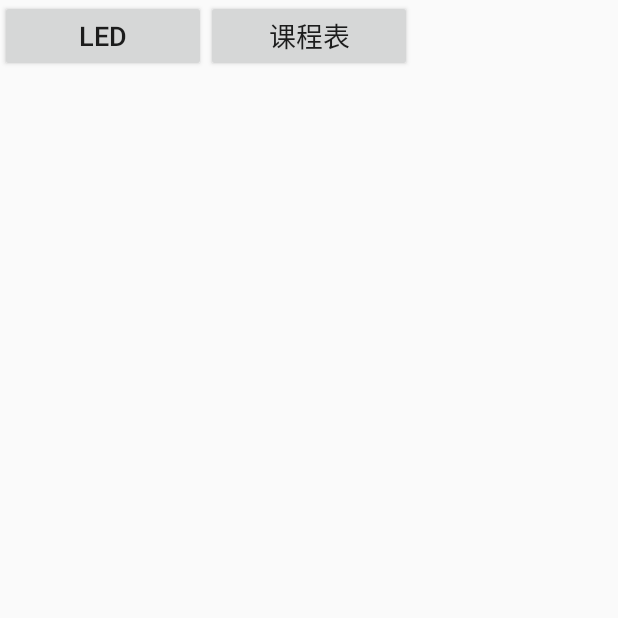
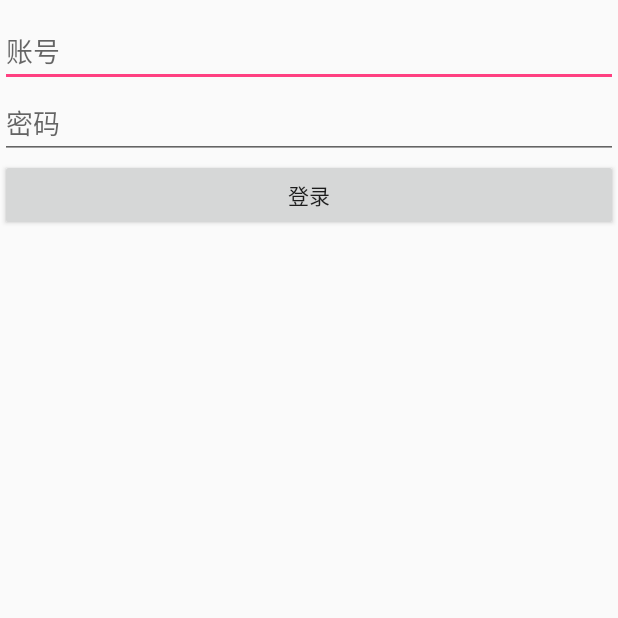
Before and after one commit to Omooo/Tools, an Android app: the ToolsCollectionButton screen opened directly, with no data from a screen before it, after a tap on "课程表", on a phone screen of 412 x 824 dp, the top half of it. Run offline under Robolectric (Android 15) with nearby library versions, the phone set to English and light mode, and no system bars.

Commit message:
新增 生辰 小工具

```diff
--- a/app/build.gradle
+++ b/app/build.gradle
@@ -2,7 +2,7 @@ apply plugin: 'com.android.application'
 
 android {
     compileSdkVersion 26
-    buildToolsVersion "26.0.0"
+    buildToolsVersion '26.0.2'
     defaultConfig {
         applicationId "com.example.ssc.tools"
         minSdkVersion 21
--- a/app/src/main/java/com/example/ssc/tools/MainActivity.java
+++ b/app/src/main/java/com/example/ssc/tools/MainActivity.java
@@ -13,6 +13,8 @@ import android.support.v7.app.AppCompatActivity;
 import android.support.v7.widget.Toolbar;
 import android.view.Menu;
 import android.view.MenuItem;
+
+import com.example.ssc.tools.ToolsActivitys.ToolsCollectionButton;
 
 public class MainActivity extends AppCompatActivity
         implements NavigationView.OnNavigationItemSelectedListener {
--- /dev/null
+++ b/app/src/main/java/com/example/ssc/tools/ToolsActivitys/ToolsClassTables.java
@@ -0,0 +1,88 @@
+package com.example.ssc.tools.ToolsActivitys;
+
+import android.app.Activity;
+import android.os.Bundle;
+import android.support.annotation.Nullable;
+import android.util.Log;
+import android.view.View;
+import android.widget.Button;
+import android.widget.EditText;
+
+import com.example.ssc.tools.R;
+
+import java.io.IOException;
+import java.util.List;
+
+import okhttp3.Call;
+import okhttp3.Callback;
+import okhttp3.Cookie;
+import okhttp3.CookieJar;
+import okhttp3.HttpUrl;
+import okhttp3.OkHttpClient;
+import okhttp3.Request;
+import okhttp3.Response;
+
+/**
+ * Created by SSC on 2017/10/18.
+ */
+
+public class ToolsClassTables extends Activity {
+
+    private EditText mEditTextUsername;
+    private EditText mEditTextPwd;
+    private Button mButtonLogin;
+    String username;
+    String password;
+    @Override
+    protected void onCreate(@Nullable Bundle savedInstanceState) {
+        super.onCreate(savedInstanceState);
+        setContentView(R.layout.tools_classtable);
+
+        initView();
+        username = mEditTextUsername.getText().toString();
+        password = mEditTextPwd.getText().toString();
+        mButtonLogin.setOnClickListener(new View.OnClickListener() {
+            @Override
+            public void onClick(View view) {
+                OkHttpClient.Builder builder = new OkHttpClient.Builder();
+                builder.cookieJar(new CookieJar() {
+                    @Override
+                    public void saveFromResponse(HttpUrl url, List<Cookie> cookies) {
+                    }
+
+                    @Override
+                    public List<Cookie> loadForRequest(HttpUrl url) {
+                        return null;
+                    }
+                });
+                Request request = new Request.Builder()
+                        .url("http://jx.sspu.edu.cn/eams/login.action?username=20154831135&password=150415&encodedPassword=")
+                        .addHeader("User-Agent", "Mozilla/5.0 (Windows NT 10.0; WOW64) AppleWebKit/537.36 (KHTML, like Gecko) Chrome/55.0.2883.87 Safari/537.36")
+                        .build();
+                OkHttpClient client = builder.build();
+                Call call = client.newCall(request);
+                call.enqueue(new Callback() {
+                    @Override
+                    public void onFailure(Call call, IOException e) {
+                        Log.i("233", "onFailure()");
+                    }
+
+                    @Override
+                    public void onResponse(Call call, Response response) throws IOException {
+                        Log.i("233", "onResponse()");
+                        String result = response.body().string();
+                        Log.i("233--result", result);
+
+                    }
+                });
+
+            }
+        });
+    }
+
+    private void initView() {
+        mEditTextUsername = findViewById(R.id.et_username);
+        mEditTextPwd = findViewById(R.id.et_pwd);
+        mButtonLogin = findViewById(R.id.bt_login);
+    }
+}
--- /dev/null
+++ b/app/src/main/java/com/example/ssc/tools/ToolsActivitys/ToolsCollectionButton.java
@@ -0,0 +1,61 @@
+package com.example.ssc.tools.ToolsActivitys;
+
+import android.app.Activity;
+import android.content.Intent;
+import android.os.Bundle;
+import android.support.annotation.Nullable;
+import android.view.View;
+import android.widget.Button;
+
+import com.example.ssc.tools.R;
+
+/**
+ * Created by SSC on 2017/9/19.
+ */
+
+public class ToolsCollectionButton extends Activity implements View.OnClickListener{
+
+    private Button mButtonLed;
+    private Button mButtonClassTable;
+    private Button mButtonTodayStepCount, mButtonBirth;
+
+    @Override
+    protected void onCreate(@Nullable Bundle savedInstanceState) {
+        super.onCreate(savedInstanceState);
+        setContentView(R.layout.toolscb);
+
+        initView();
+        setOnClick();
+    }
+
+    private void setOnClick() {
+        mButtonLed.setOnClickListener(this);
+        mButtonClassTable.setOnClickListener(this);
+        mButtonTodayStepCount.setOnClickListener(this);
+        mButtonBirth.setOnClickListener(this);
+    }
+
+    private void initView() {
+        mButtonLed = findViewById(R.id.button_led);
+        mButtonClassTable = findViewById(R.id.button_classTable);
+        mButtonTodayStepCount = findViewById(R.id.button_todayStepCount);
+        mButtonBirth = findViewById(R.id.button_birth);
+    }
+
+    @Override
+    public void onClick(View view) {
+        switch (view.getId()) {
+            case R.id.button_led:
+                startActivity(new Intent(this, Tools_Led.class));
+                break;
+            case R.id.button_classTable:
+                startActivity(new Intent(this, ToolsClassTables.class));
+                break;
+            case R.id.button_todayStepCount:
+                startActivity(new Intent(this, ToolsTodayStep.class));
+                break;
+            case R.id.button_birth:
+                startActivity(new Intent(this, ToolsBirth.class));
+        }
+    }
+}
--- a/app/src/main/java/com/example/ssc/tools/Tools_Led.java
+++ b/app/src/main/java/com/example/ssc/tools/ToolsActivitys/Tools_Led.java
@@ -1,4 +1,4 @@
-package com.example.ssc.tools;
+package com.example.ssc.tools.ToolsActivitys;
 
 import android.app.Activity;
 import android.content.Intent;
@@ -8,6 +8,8 @@ import android.support.annotation.Nullable;
 import android.view.View;
 import android.widget.Button;
 import android.widget.EditText;
+
+import com.example.ssc.tools.R;
 
 /**
  * Created by SSC on 2017/9/19.
--- a/app/src/main/java/com/example/ssc/tools/Tools_Led_Marquee.java
+++ b/app/src/main/java/com/example/ssc/tools/ToolsActivitys/Tools_Led_Marquee.java
@@ -1,4 +1,4 @@
-package com.example.ssc.tools;
+package com.example.ssc.tools.ToolsActivitys;
 
 import android.app.Activity;
 import android.content.Intent;
@@ -8,6 +8,7 @@ import android.support.annotation.Nullable;
 import android.util.Log;
 import android.view.Display;
 
+import com.example.ssc.tools.R;
 import com.gongwen.marqueen.SimpleMF;
 import com.gongwen.marqueen.SimpleMarqueeView;
 
--- a/app/src/main/java/com/example/ssc/tools/ToolsCollectionButton.java
+++ /dev/null
@@ -1,47 +0,0 @@
-package com.example.ssc.tools;
-
-import android.app.Activity;
-import android.content.Intent;
-import android.os.Bundle;
-import android.support.annotation.Nullable;
-import android.view.View;
-import android.widget.Button;
-
-/**
- * Created by SSC on 2017/9/19.
- */
-
-public class ToolsCollectionButton extends Activity implements View.OnClickListener{
-
-    private Button mButton_led;
-    private Button mButton_classTable;
-
-    @Override
-    protected void onCreate(@Nullable Bundle savedInstanceState) {
-        super.onCreate(savedInstanceState);
-        setContentView(R.layout.toolscb);
-
-        initView();
-        setOnClick();
-    }
-
-    private void setOnClick() {
-        mButton_led.setOnClickListener(this);
-        mButton_classTable.setOnClickListener(this);
-    }
-
-    private void initView() {
-        mButton_led = findViewById(R.id.button_led);
-        mButton_classTable = findViewById(R.id.button_classTable);
-    }
-
-    @Override
-    public void onClick(View view) {
-        switch (view.getId()) {
-            //LED
-            case R.id.button_led:
-                startActivity(new Intent(this, Tools_Led.class));
-                break;
-        }
-    }
-}
--- /dev/null
+++ b/app/src/main/res/layout/tools_classtable.xml
@@ -0,0 +1,22 @@
+<?xml version="1.0" encoding="utf-8"?>
+<LinearLayout xmlns:android="http://schemas.android.com/apk/res/android"
+              android:orientation="vertical"
+              android:layout_width="match_parent"
+              android:layout_height="match_parent">
+    <EditText
+        android:id="@+id/et_username"
+        android:hint="账号"
+        android:layout_marginTop="10dp"
+        android:layout_width="match_parent"
+        android:layout_height="wrap_content"/>
+    <EditText
+        android:id="@+id/et_pwd"
+        android:hint="密码"
+        android:layout_width="match_parent"
+        android:layout_height="wrap_content"/>
+    <Button
+        android:id="@+id/bt_login"
+        android:text="登录"
+        android:layout_width="match_parent"
+        android:layout_height="wrap_content"/>
+</LinearLayout>
--- a/build.gradle
+++ b/build.gradle
@@ -5,7 +5,7 @@ buildscript {
         jcenter()
     }
     dependencies {
-        classpath 'com.android.tools.build:gradle:2.3.3'
+        classpath 'com.android.tools.build:gradle:3.0.0'
 
         // NOTE: Do not place your application dependencies here; they belong
         // in the individual module build.gradle files
```
Also changed, not shown: app/src/main/AndroidManifest.xml (+12 -3 lines), app/src/main/java/com/example/ssc/tools/ToolsActivitys/ToolsBirth.java (added, +20 -0 lines), app/src/main/java/com/example/ssc/tools/ToolsActivitys/ToolsTodayStep.java (added, +20 -0 lines), app/src/main/res/drawable/birth_divline.xml (added, +9 -0 lines), app/src/main/res/layout/tools_birth.xml (added, +106 -0 lines), app/src/main/res/layout/tools_today_step.xml (added, +38 -0 lines), app/src/main/res/layout/toolscb.xml (+13 -1 lines), app/src/main/res/mipmap-hdpi/birth_dividerline.png (added), app/src/main/res/mipmap-hdpi/birth_happy.png (added), app/src/main/res/mipmap-hdpi/birth_sad.png (added), gradle/wrapper/gradle-wrapper.properties.
